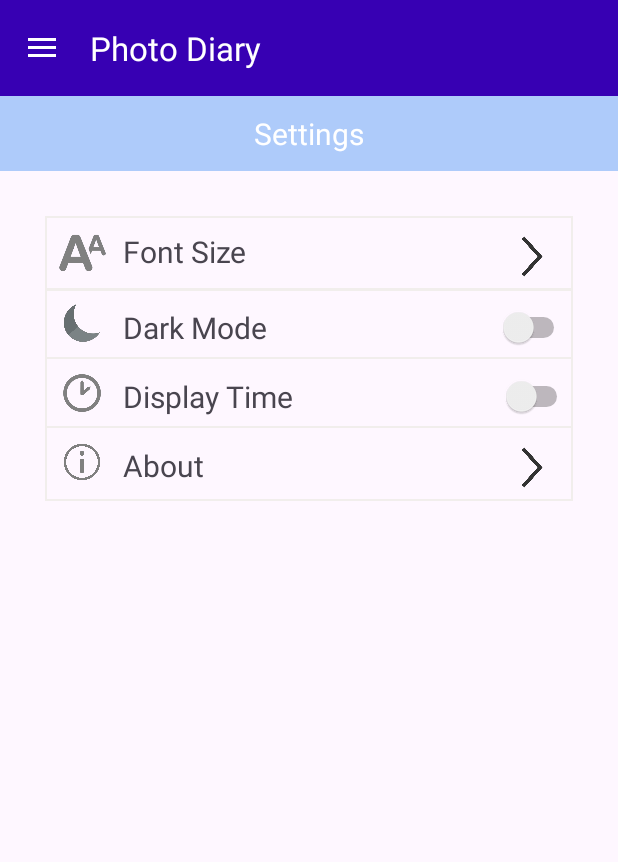
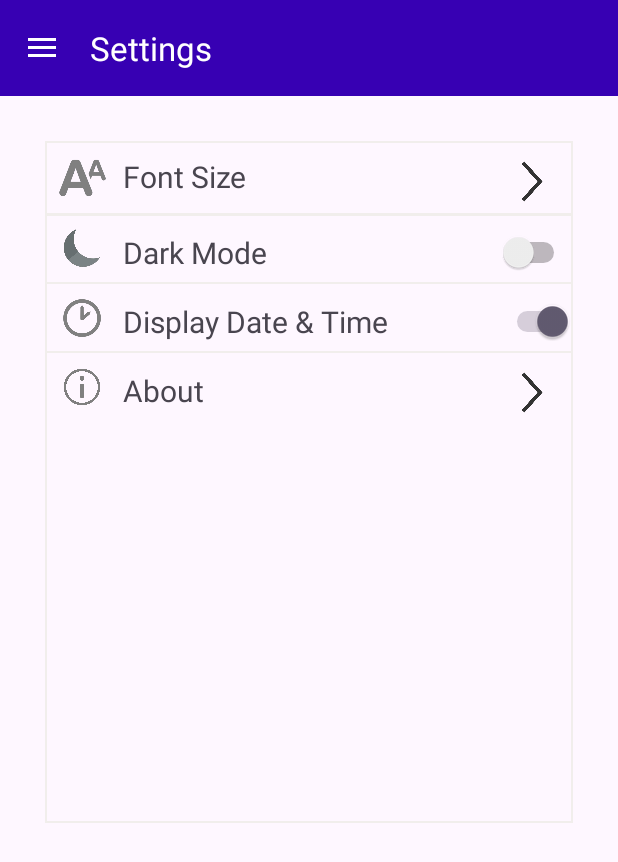
Before and after one commit to doniandrian/TUBES1-MOBDEV, an Android app: the screen it shows after launch (MainActivity), after a tap on "Settings", on a phone screen of 412 x 824 dp. Shown: the top 862 px of the screen. Run offline under Robolectric (Android 15) with nearby library versions, the phone set to English and light mode, and no system bars; 2 other taps on this screen came first.

Commit message:
add setings

```diff
--- a/TUBES/app/src/main/java/com/example/tubes/MainActivity.kt
+++ b/TUBES/app/src/main/java/com/example/tubes/MainActivity.kt
@@ -1,12 +1,16 @@
 package com.example.tubes
 
+import android.content.Context
 import androidx.appcompat.app.AppCompatActivity
 import android.os.Bundle
+import android.util.TypedValue
 import android.view.Menu
 import android.view.MenuItem
 import android.widget.ImageView
 import android.widget.RelativeLayout
 import android.view.View
+import android.view.ViewGroup
+import android.widget.TextView
 
 import androidx.appcompat.app.ActionBarDrawerToggle
 import androidx.appcompat.widget.Toolbar
@@ -24,14 +28,16 @@
     private val fragmentManager: FragmentManager = supportFragmentManager
     private val fragmentTransaction: FragmentTransaction = fragmentManager.beginTransaction()
     lateinit var drawer : DrawerLayout
+    lateinit var toolbar : Toolbar
+    private var textSizeFactor = 1.0f
+
 
     override fun onCreate(savedInstanceState: Bundle?) {
         super.onCreate(savedInstanceState)
         binding = ActivityMainBinding.inflate(layoutInflater)
         setContentView(binding.root)
 
-
-        val toolbar = binding.toolbar
+        toolbar = binding.toolbar
         setSupportActionBar(toolbar)
 
         drawer = binding.drawerLayout
@@ -40,10 +46,15 @@
         drawer.addDrawerListener(abdt)
         abdt.syncState()
 
+
+
+
+
         fragmentTransaction.replace(R.id.fragment_container, MainFragment())
         fragmentTransaction.add(binding.leftDrawer .id, LeftFragment())
         fragmentTransaction.hide(LeftFragment())
         fragmentTransaction.commit()
+
         drawer.addDrawerListener(object : androidx.drawerlayout.widget.DrawerLayout.DrawerListener{
             override fun onDrawerSlide(drawerView: View, slideOffset: Float) {
                 return
@@ -86,6 +97,7 @@
         val fragmentManager: FragmentManager = supportFragmentManager
         val fragmentTransaction: FragmentTransaction = fragmentManager.beginTransaction()
         fragmentTransaction.replace(R.id.fragment_container, fragment)
+        fragmentTransaction.addToBackStack(null)
         fragmentTransaction.commit()
     }
 
@@ -118,6 +130,31 @@
         val frag2 = DetailFragment()
         frag2.arguments = bundle
     }
+    fun changeFontSize(size: Float){
+        //change font size
+        textSizeFactor *= size
+
+        // Store textSizeFactor in SharedPreferences
+        val sharedPref = getSharedPreferences("MyPrefs", Context.MODE_PRIVATE)
+        val editor = sharedPref.edit()
+        editor.putFloat("textSizeFactor", textSizeFactor)
+        editor.apply()
+        // Re-apply the text size to all views
+        updateTextSizesRecursive(findViewById<ViewGroup>(android.R.id.content))
+
+
+
+    }
+    fun updateTextSizesRecursive(view: View) {
+        if (view is TextView) {
+            val newSize = view.textSize / textSizeFactor
+            view.setTextSize(TypedValue.COMPLEX_UNIT_PX, newSize)
+        } else if (view is ViewGroup) {
+            for (i in 0 until view.childCount) {
+                updateTextSizesRecursive(view.getChildAt(i))
+            }
+        }
+    }
 
     fun closeApplicaton(){
         this.moveTaskToBack(true)
--- a/TUBES/app/src/main/java/com/example/tubes/MainFragment.kt
+++ b/TUBES/app/src/main/java/com/example/tubes/MainFragment.kt
@@ -6,6 +6,7 @@
 import android.os.Bundle
 import android.provider.MediaStore
 import android.view.LayoutInflater
+import android.view.Menu
 import android.view.MenuItem
 import android.view.View
 import android.view.ViewGroup
@@ -30,6 +31,11 @@
     private lateinit var communicator: Communicator
     var judul: String? = ""
 
+
+    override fun onCreate(savedInstanceState: Bundle?) {
+        super.onCreate(savedInstanceState)
+        setHasOptionsMenu(true)
+    }
     override fun onCreateView(
         inflater: LayoutInflater, container: ViewGroup?,
         savedInstanceState: Bundle?
@@ -37,6 +43,7 @@
         binding = FragmentMainBinding.inflate(layoutInflater, container, false)
 
         val activity = activity as MainActivity
+        activity.toolbar.title = "Photo Diary"
         communicator = activity as Communicator
 
         penyimpananFoto = PenyimpananFoto(requireContext())
@@ -81,6 +88,11 @@
 
         return binding.root
     }
+    override fun onCreateOptionsMenu(menu: Menu, inflater: android.view.MenuInflater) {
+        inflater.inflate(R.menu.menu_main, menu)
+        super.onCreateOptionsMenu(menu, inflater)
+    }
+
 
     override fun updateList(photoList: List<PhotoItem>) {
         adapter.notifyDataSetChanged()
--- a/TUBES/app/src/main/java/com/example/tubes/SettingFragment.kt
+++ b/TUBES/app/src/main/java/com/example/tubes/SettingFragment.kt
@@ -1,20 +1,53 @@
 package com.example.tubes
 
+import android.annotation.SuppressLint
 import android.os.Bundle
 import android.view.LayoutInflater
 import android.view.View
 import android.view.ViewGroup
+import android.widget.ImageView
+import android.widget.Switch
 import androidx.fragment.app.Fragment
 import com.example.tubes.databinding.SettingsBinding
 
 class SettingFragment : Fragment() {
     private lateinit var binding: SettingsBinding
-    //private lateinit var
+    private lateinit var btn_font_size : ImageView
+    private lateinit var btn_about : ImageView
+    private lateinit var btn_close : ImageView
+
+
+    private lateinit var switch_dark_mode : Switch
+    private lateinit var switch_display_time : Switch
+
     override fun onCreateView(
         inflater: LayoutInflater, container: ViewGroup?,
         savedInstanceState: Bundle?
+
     ): View? {
         binding = SettingsBinding.inflate(inflater, container, false)
+        btn_font_size = binding.fontSize
+        btn_about = binding.About
+        switch_dark_mode = binding.switchDarkMode
+        switch_display_time = binding.switchDisplayTime
+
+
+
+
+        val activity = requireActivity() as MainActivity
+        activity.toolbar.title = "Settings"
+
+        btn_font_size.setOnClickListener {
+            activity.supportFragmentManager.beginTransaction().add(R.id.fontpopup,ListFontSizeFragment()
+            )
+                .show(ListFontSizeFragment()).commit()
+
+
+        }
+
+        btn_about.setOnClickListener {
+            activity.changePage(AboutFragment())
+        }
 
         return binding.root
     }
--- a/TUBES/app/src/main/res/layout/settings.xml
+++ b/TUBES/app/src/main/res/layout/settings.xml
@@ -3,17 +3,7 @@
                 android:layout_width="match_parent"
                 android:layout_height="match_parent">
 
-    <TextView
-            android:id="@+id/textSettings"
-            android:layout_width="match_parent"
-            android:layout_height="50dp"
-            android:background="@color/light_blue"
-            android:gravity="center"
-            android:text="Settings"
-            android:textColor="@color/white"
-            android:textSize="20dp"
 
-    />
 
     <!--    <androidx.appcompat.widget.AppCompatButton-->
     <!--        android:layout_width="match_parent"-->
@@ -30,7 +20,6 @@
             android:id="@+id/containerFontSize"
             android:layout_width="match_parent"
             android:layout_height="wrap_content"
-            android:layout_below="@id/textSettings"
             android:layout_marginStart="30dp"
             android:layout_marginTop="30dp"
             android:layout_marginEnd="30dp"
@@ -38,9 +27,9 @@
             android:background="@drawable/border">
 
         <ImageView
-                android:id="@+id/imageFontSize"
                 android:layout_width="50dp"
                 android:layout_height="50dp"
+
                 android:src="@drawable/font_size_icon" />
 
         <TextView
@@ -55,6 +44,7 @@
 
 
         <ImageButton
+                android:id="@+id/font_size"
                 android:layout_width="30dp"
                 android:layout_height="30dp"
                 android:layout_marginLeft="310dp"
@@ -129,16 +119,18 @@
                 android:layout_height="wrap_content"
                 android:layout_marginLeft="52dp"
                 android:layout_marginTop="5dp"
-                android:text="Display Time"
+                android:text="Display Date &amp; Time"
                 android:textSize="20dp"
 
         />
 
         <Switch
+                android:id="@+id/switchDisplayTime"
                 android:layout_width="wrap_content"
                 android:layout_height="wrap_content"
                 android:layout_marginLeft="305dp"
-                android:layout_marginTop="5dp" />
+                android:layout_marginTop="5dp"
+                android:checked="true"/>
     </RelativeLayout>
 
     <RelativeLayout
@@ -171,7 +163,7 @@
         />
 
         <ImageButton
-                android:id="@+id/arrowButtonAbout"
+                android:id="@+id/About"
                 android:layout_width="30dp"
                 android:layout_height="30dp"
                 android:layout_marginLeft="310dp"
@@ -180,6 +172,15 @@
                 android:scaleType="fitCenter"
                 android:background="@color/transparent"
         />
+        <RelativeLayout
+
+            android:id="@+id/fontpopup"
+            android:layout_width="250dp"
+            android:gravity="center"
+            android:layout_height="300dp"
+            android:layout_centerInParent="true">
+        </RelativeLayout>
+
     </RelativeLayout>
 
 
--- a/TUBES/app/src/main/res/values/strings.xml
+++ b/TUBES/app/src/main/res/values/strings.xml
@@ -7,4 +7,5 @@
     <string name="fontSize">Font Size</string>
     <string name="judul_foto">Judul Foto</string>
     <string name="diary_list">Diary List</string>
+    <string name="back">BACK</string>
 </resources>
```
Also changed, not shown: TUBES/app/src/main/java/com/example/tubes/AboutFragment.kt (added, +50 -0 lines), TUBES/app/src/main/java/com/example/tubes/ListFontSizeFragment.kt (added, +51 -0 lines), TUBES/app/src/main/res/layout/about_content.xml (+1 -19 lines), TUBES/app/src/main/res/layout/list_item_font_size.xml (+21 -13 lines), TUBES/app/src/main/res/menu/menu_about.xml (added, +9 -0 lines), TUBES/app/src/main/res/values/style.xml (added, +9 -0 lines).
